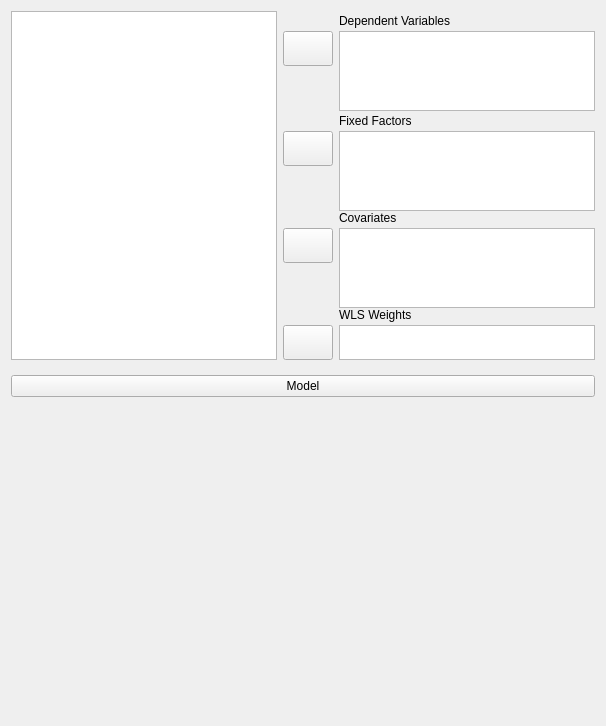
Old version of the form JASP-Desktop/analysisforms/ancovamultivariateform.ui in the repository jasp-stats/jasp-desktop.
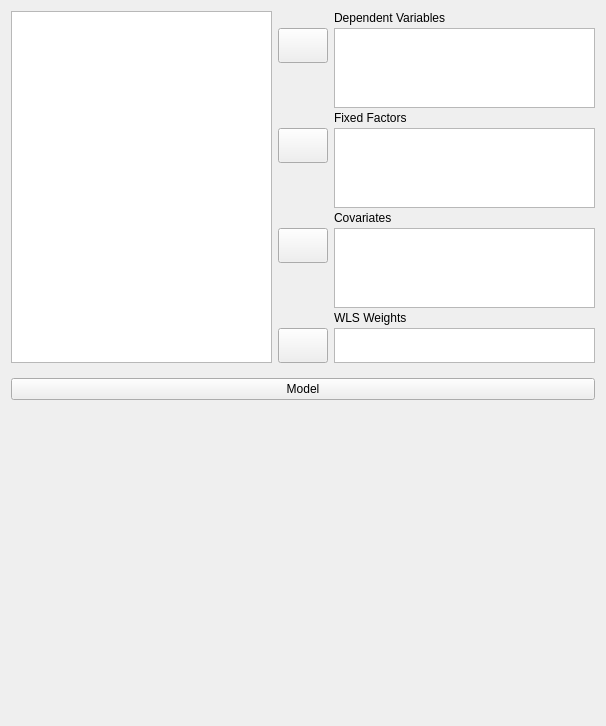
New version of the form. Custom widgets are drawn as their Qt base class.

```diff
--- a/JASP-Desktop/analysisforms/ancovamultivariateform.ui
+++ b/JASP-Desktop/analysisforms/ancovamultivariateform.ui
@@ -23,42 +23,12 @@
    <item>
     <widget class="QWidget" name="topWidget" native="true">
      <property name="sizePolicy">
-      <sizepolicy hsizetype="Expanding" vsizetype="Fixed">
-       <horstretch>0</horstretch>
-       <verstretch>0</verstretch>
-      </sizepolicy>
-     </property>
-     <property name="maximumSize">
-      <size>
-       <width>16777215</width>
-       <height>500</height>
-      </size>
-     </property>
-     <layout class="QGridLayout" name="gridLayout_7">
-      <property name="leftMargin">
-       <number>0</number>
-      </property>
-      <property name="topMargin">
-       <number>0</number>
-      </property>
-      <property name="rightMargin">
-       <number>0</number>
-      </property>
-      <property name="bottomMargin">
-       <number>0</number>
-      </property>
-      <property name="verticalSpacing">
-       <number>0</number>
-      </property>
-      <item row="4" column="2">
-       <widget class="QWidget" name="widget_11" native="true">
-        <property name="sizePolicy">
          <sizepolicy hsizetype="Preferred" vsizetype="Fixed">
           <horstretch>0</horstretch>
           <verstretch>0</verstretch>
          </sizepolicy>
         </property>
-        <layout class="QGridLayout" name="gridLayout_4">
+     <layout class="QGridLayout" name="gridLayout_3">
          <property name="leftMargin">
           <number>0</number>
          </property>
@@ -74,160 +44,7 @@
          <property name="verticalSpacing">
           <number>3</number>
          </property>
-         <item row="1" column="0">
-          <widget class="AssignButton" name="buttonAssignWLSWeights">
-           <property name="sizePolicy">
-            <sizepolicy hsizetype="Fixed" vsizetype="Fixed">
-             <horstretch>0</horstretch>
-             <verstretch>0</verstretch>
-            </sizepolicy>
-           </property>
-           <property name="minimumSize">
-            <size>
-             <width>50</width>
-             <height>35</height>
-            </size>
-           </property>
-           <property name="maximumSize">
-            <size>
-             <width>50</width>
-             <height>35</height>
-            </size>
-           </property>
-           <property name="text">
-            <string/>
-           </property>
-          </widget>
-         </item>
-         <item row="1" column="1">
-          <widget class="BoundListView" name="wlsWeights">
-           <property name="sizePolicy">
-            <sizepolicy hsizetype="Expanding" vsizetype="Fixed">
-             <horstretch>0</horstretch>
-             <verstretch>0</verstretch>
-            </sizepolicy>
-           </property>
-           <property name="minimumSize">
-            <size>
-             <width>0</width>
-             <height>35</height>
-            </size>
-           </property>
-           <property name="maximumSize">
-            <size>
-             <width>16777215</width>
-             <height>35</height>
-            </size>
-           </property>
-           <property name="selectionMode">
-            <enum>QAbstractItemView::ExtendedSelection</enum>
-           </property>
-          </widget>
-         </item>
-         <item row="0" column="1">
-          <widget class="QLabel" name="label_4">
-           <property name="sizePolicy">
-            <sizepolicy hsizetype="Fixed" vsizetype="Fixed">
-             <horstretch>0</horstretch>
-             <verstretch>0</verstretch>
-            </sizepolicy>
-           </property>
-           <property name="text">
-            <string>WLS Weights</string>
-           </property>
-          </widget>
-         </item>
-        </layout>
-       </widget>
-      </item>
-      <item row="2" column="2">
-       <widget class="QWidget" name="widget_5" native="true">
-        <property name="sizePolicy">
-         <sizepolicy hsizetype="Preferred" vsizetype="Fixed">
-          <horstretch>0</horstretch>
-          <verstretch>0</verstretch>
-         </sizepolicy>
-        </property>
-        <layout class="QGridLayout" name="gridLayout_2">
-         <property name="leftMargin">
-          <number>0</number>
-         </property>
-         <property name="topMargin">
-          <number>0</number>
-         </property>
-         <property name="rightMargin">
-          <number>0</number>
-         </property>
-         <property name="bottomMargin">
-          <number>0</number>
-         </property>
-         <property name="verticalSpacing">
-          <number>3</number>
-         </property>
-         <item row="1" column="0">
-          <widget class="AssignButton" name="buttonAssignFixed">
-           <property name="sizePolicy">
-            <sizepolicy hsizetype="Fixed" vsizetype="Fixed">
-             <horstretch>0</horstretch>
-             <verstretch>0</verstretch>
-            </sizepolicy>
-           </property>
-           <property name="minimumSize">
-            <size>
-             <width>50</width>
-             <height>35</height>
-            </size>
-           </property>
-           <property name="maximumSize">
-            <size>
-             <width>50</width>
-             <height>35</height>
-            </size>
-           </property>
-           <property name="text">
-            <string/>
-           </property>
-          </widget>
-         </item>
-         <item row="2" column="0">
-          <spacer name="verticalSpacer_2">
-           <property name="orientation">
-            <enum>Qt::Vertical</enum>
-           </property>
-           <property name="sizeHint" stdset="0">
-            <size>
-             <width>20</width>
-             <height>5</height>
-            </size>
-           </property>
-          </spacer>
-         </item>
-         <item row="1" column="1" rowspan="2">
-          <widget class="BoundListView" name="fixedFactors">
-           <property name="sizePolicy">
-            <sizepolicy hsizetype="Expanding" vsizetype="Fixed">
-             <horstretch>0</horstretch>
-             <verstretch>0</verstretch>
-            </sizepolicy>
-           </property>
-           <property name="minimumSize">
-            <size>
-             <width>0</width>
-             <height>80</height>
-            </size>
-           </property>
-           <property name="maximumSize">
-            <size>
-             <width>16777215</width>
-             <height>80</height>
-            </size>
-           </property>
-           <property name="selectionMode">
-            <enum>QAbstractItemView::ExtendedSelection</enum>
-           </property>
-          </widget>
-         </item>
-         <item row="0" column="1">
+      <item row="3" column="2">
           <widget class="QLabel" name="label_2">
            <property name="sizePolicy">
             <sizepolicy hsizetype="Fixed" vsizetype="Fixed">
@@ -240,34 +57,7 @@
            </property>
           </widget>
          </item>
-        </layout>
-       </widget>
-      </item>
-      <item row="0" column="2" rowspan="2">
-       <widget class="QWidget" name="widget_6" native="true">
-        <property name="sizePolicy">
-         <sizepolicy hsizetype="Preferred" vsizetype="Fixed">
-          <horstretch>0</horstretch>
-          <verstretch>0</verstretch>
-         </sizepolicy>
-        </property>
-        <layout class="QGridLayout" name="gridLayout_3">
-         <property name="leftMargin">
-          <number>0</number>
-         </property>
-         <property name="topMargin">
-          <number>0</number>
-         </property>
-         <property name="rightMargin">
-          <number>0</number>
-         </property>
-         <property name="bottomMargin">
-          <number>0</number>
-         </property>
-         <property name="verticalSpacing">
-          <number>3</number>
-         </property>
-         <item row="0" column="1">
+      <item row="0" column="2">
           <widget class="QLabel" name="label">
            <property name="sizePolicy">
             <sizepolicy hsizetype="Fixed" vsizetype="Fixed">
@@ -280,32 +70,7 @@
            </property>
           </widget>
          </item>
-         <item row="1" column="0">
-          <widget class="AssignButton" name="buttonAssignDependent">
-           <property name="sizePolicy">
-            <sizepolicy hsizetype="Fixed" vsizetype="Fixed">
-             <horstretch>0</horstretch>
-             <verstretch>0</verstretch>
-            </sizepolicy>
-           </property>
-           <property name="minimumSize">
-            <size>
-             <width>50</width>
-             <height>35</height>
-            </size>
-           </property>
-           <property name="maximumSize">
-            <size>
-             <width>50</width>
-             <height>35</height>
-            </size>
-           </property>
-           <property name="text">
-            <string/>
-           </property>
-          </widget>
-         </item>
-         <item row="2" column="0">
+      <item row="2" column="1">
           <spacer name="verticalSpacer">
            <property name="orientation">
             <enum>Qt::Vertical</enum>
@@ -318,7 +83,32 @@
            </property>
           </spacer>
          </item>
-         <item row="1" column="1" rowspan="2">
+      <item row="1" column="1">
+       <widget class="AssignButton" name="buttonAssignDependent">
+        <property name="sizePolicy">
+         <sizepolicy hsizetype="Fixed" vsizetype="Fixed">
+          <horstretch>0</horstretch>
+          <verstretch>0</verstretch>
+         </sizepolicy>
+        </property>
+        <property name="minimumSize">
+         <size>
+          <width>50</width>
+          <height>35</height>
+         </size>
+        </property>
+        <property name="maximumSize">
+         <size>
+          <width>50</width>
+          <height>35</height>
+         </size>
+        </property>
+        <property name="text">
+         <string/>
+        </property>
+       </widget>
+      </item>
+      <item row="1" column="2" rowspan="2">
           <widget class="BoundListView" name="dependents">
            <property name="sizePolicy">
             <sizepolicy hsizetype="Expanding" vsizetype="Fixed">
@@ -343,59 +133,7 @@
            </property>
           </widget>
          </item>
-        </layout>
-       </widget>
-      </item>
-      <item row="3" column="2">
-       <widget class="QWidget" name="widget_13" native="true">
-        <property name="sizePolicy">
-         <sizepolicy hsizetype="Preferred" vsizetype="Fixed">
-          <horstretch>0</horstretch>
-          <verstretch>0</verstretch>
-         </sizepolicy>
-        </property>
-        <layout class="QGridLayout" name="gridLayout_8">
-         <property name="leftMargin">
-          <number>0</number>
-         </property>
-         <property name="topMargin">
-          <number>0</number>
-         </property>
-         <property name="rightMargin">
-          <number>0</number>
-         </property>
-         <property name="bottomMargin">
-          <number>0</number>
-         </property>
-         <property name="verticalSpacing">
-          <number>3</number>
-         </property>
-         <item row="1" column="0">
-          <widget class="AssignButton" name="buttonAssignCovariates">
-           <property name="sizePolicy">
-            <sizepolicy hsizetype="Fixed" vsizetype="Fixed">
-             <horstretch>0</horstretch>
-             <verstretch>0</verstretch>
-            </sizepolicy>
-           </property>
-           <property name="minimumSize">
-            <size>
-             <width>50</width>
-             <height>35</height>
-            </size>
-           </property>
-           <property name="maximumSize">
-            <size>
-             <width>50</width>
-             <height>35</height>
-            </size>
-           </property>
-           <property name="text">
-            <string/>
-           </property>
-          </widget>
-         </item>
-         <item row="1" column="1" rowspan="2">
+      <item row="7" column="2" rowspan="2">
           <widget class="BoundListView" name="covariates">
            <property name="sizePolicy">
             <sizepolicy hsizetype="Expanding" vsizetype="Fixed">
@@ -420,7 +158,95 @@
            </property>
           </widget>
          </item>
-         <item row="2" column="0">
+      <item row="7" column="1">
+       <widget class="AssignButton" name="buttonAssignCovariates">
+        <property name="sizePolicy">
+         <sizepolicy hsizetype="Fixed" vsizetype="Fixed">
+          <horstretch>0</horstretch>
+          <verstretch>0</verstretch>
+         </sizepolicy>
+        </property>
+        <property name="minimumSize">
+         <size>
+          <width>50</width>
+          <height>35</height>
+         </size>
+        </property>
+        <property name="maximumSize">
+         <size>
+          <width>50</width>
+          <height>35</height>
+         </size>
+        </property>
+        <property name="text">
+         <string/>
+        </property>
+       </widget>
+      </item>
+      <item row="9" column="2">
+       <widget class="QLabel" name="label_4">
+        <property name="sizePolicy">
+         <sizepolicy hsizetype="Fixed" vsizetype="Fixed">
+          <horstretch>0</horstretch>
+          <verstretch>0</verstretch>
+         </sizepolicy>
+        </property>
+        <property name="text">
+         <string>WLS Weights</string>
+        </property>
+       </widget>
+      </item>
+      <item row="10" column="2">
+       <widget class="BoundListView" name="wlsWeights">
+        <property name="sizePolicy">
+         <sizepolicy hsizetype="Expanding" vsizetype="Fixed">
+          <horstretch>0</horstretch>
+          <verstretch>0</verstretch>
+         </sizepolicy>
+        </property>
+        <property name="minimumSize">
+         <size>
+          <width>0</width>
+          <height>35</height>
+         </size>
+        </property>
+        <property name="maximumSize">
+         <size>
+          <width>16777215</width>
+          <height>35</height>
+         </size>
+        </property>
+        <property name="selectionMode">
+         <enum>QAbstractItemView::ExtendedSelection</enum>
+        </property>
+       </widget>
+      </item>
+      <item row="10" column="1">
+       <widget class="AssignButton" name="buttonAssignWLSWeights">
+        <property name="sizePolicy">
+         <sizepolicy hsizetype="Fixed" vsizetype="Fixed">
+          <horstretch>0</horstretch>
+          <verstretch>0</verstretch>
+         </sizepolicy>
+        </property>
+        <property name="minimumSize">
+         <size>
+          <width>50</width>
+          <height>35</height>
+         </size>
+        </property>
+        <property name="maximumSize">
+         <size>
+          <width>50</width>
+          <height>35</height>
+         </size>
+        </property>
+        <property name="text">
+         <string/>
+        </property>
+       </widget>
+      </item>
+      <item row="8" column="1">
           <spacer name="verticalSpacer_3">
            <property name="orientation">
             <enum>Qt::Vertical</enum>
@@ -433,7 +259,70 @@
            </property>
           </spacer>
          </item>
-         <item row="0" column="1">
+      <item row="4" column="2" rowspan="2">
+       <widget class="BoundListView" name="fixedFactors">
+        <property name="sizePolicy">
+         <sizepolicy hsizetype="Expanding" vsizetype="Fixed">
+          <horstretch>0</horstretch>
+          <verstretch>0</verstretch>
+         </sizepolicy>
+        </property>
+        <property name="minimumSize">
+         <size>
+          <width>0</width>
+          <height>80</height>
+         </size>
+        </property>
+        <property name="maximumSize">
+         <size>
+          <width>16777215</width>
+          <height>80</height>
+         </size>
+        </property>
+        <property name="selectionMode">
+         <enum>QAbstractItemView::ExtendedSelection</enum>
+        </property>
+       </widget>
+      </item>
+      <item row="4" column="1">
+       <widget class="AssignButton" name="buttonAssignFixed">
+        <property name="sizePolicy">
+         <sizepolicy hsizetype="Fixed" vsizetype="Fixed">
+          <horstretch>0</horstretch>
+          <verstretch>0</verstretch>
+         </sizepolicy>
+        </property>
+        <property name="minimumSize">
+         <size>
+          <width>50</width>
+          <height>35</height>
+         </size>
+        </property>
+        <property name="maximumSize">
+         <size>
+          <width>50</width>
+          <height>35</height>
+         </size>
+        </property>
+        <property name="text">
+         <string/>
+        </property>
+       </widget>
+      </item>
+      <item row="5" column="1">
+       <spacer name="verticalSpacer_2">
+        <property name="orientation">
+         <enum>Qt::Vertical</enum>
+        </property>
+        <property name="sizeHint" stdset="0">
+         <size>
+          <width>20</width>
+          <height>40</height>
+         </size>
+        </property>
+       </spacer>
+      </item>
+      <item row="6" column="2">
           <widget class="QLabel" name="label_5">
            <property name="sizePolicy">
             <sizepolicy hsizetype="Fixed" vsizetype="Fixed">
@@ -446,10 +335,7 @@
            </property>
           </widget>
          </item>
-        </layout>
-       </widget>
-      </item>
-      <item row="0" column="0" rowspan="5">
+      <item row="0" column="0" rowspan="11">
        <widget class="AvailableFieldsListView" name="listAvailableFields">
         <property name="sizePolicy">
          <sizepolicy hsizetype="Expanding" vsizetype="Preferred">
@@ -527,6 +413,19 @@
      </layout>
     </widget>
    </item>
+   <item>
+    <spacer name="verticalSpacer_4">
+     <property name="orientation">
+      <enum>Qt::Vertical</enum>
+     </property>
+     <property name="sizeHint" stdset="0">
+      <size>
+       <width>20</width>
+       <height>40</height>
+      </size>
+     </property>
+    </spacer>
+   </item>
   </layout>
  </widget>
  <customwidgets>
```
Lines whose indentation alone changed are shown as unchanged.
